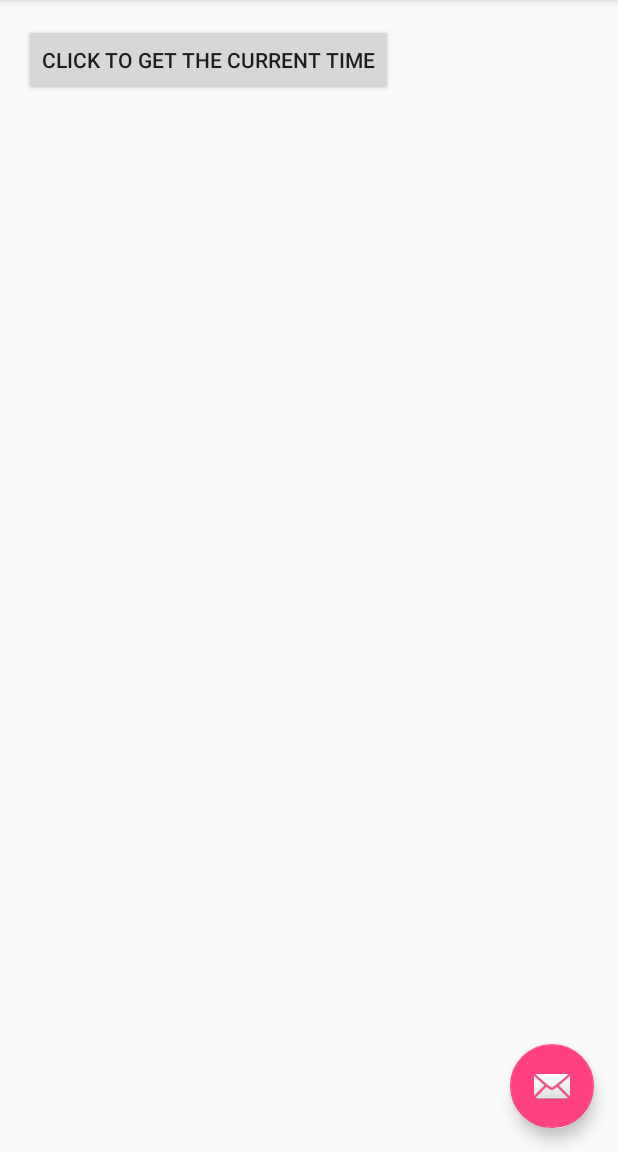
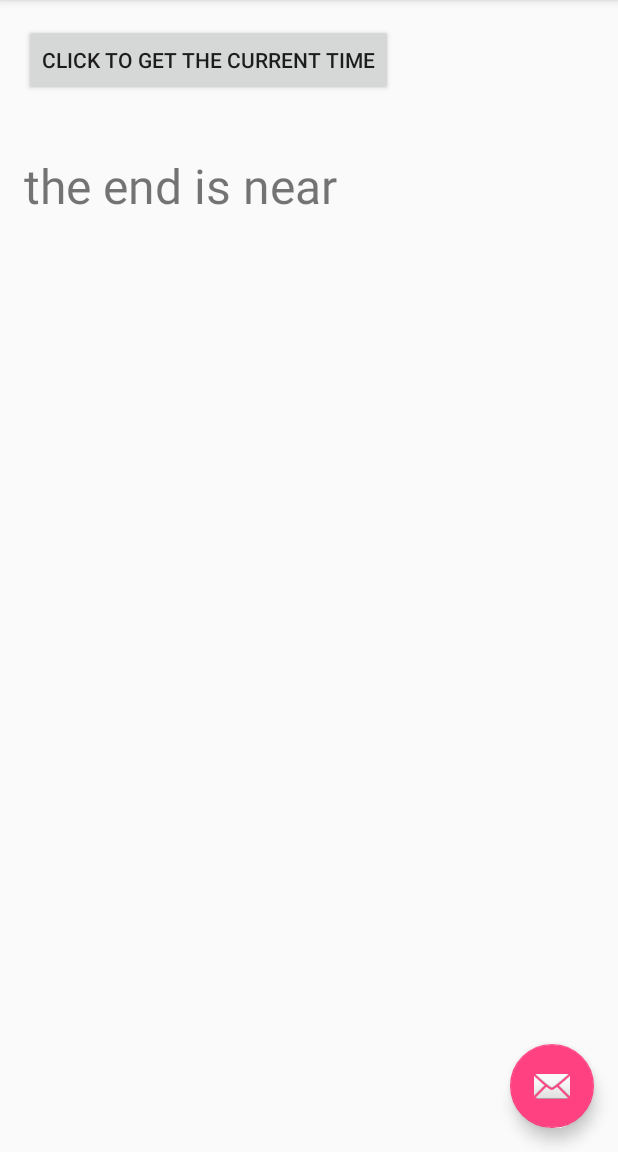
Before and after one commit to hpeffley/CIS282-BasicApp2.2, an Android app: the screen it shows after launch (MainActivity), on a phone screen of 412 x 824 dp, the part 84-1236 px from its top. Run offline under Robolectric (Android 15) with nearby library versions, the phone set to English and light mode, and no system bars.

Commit message:
this is a message. added string variables

```diff
--- a/app/src/main/res/layout/content_main.xml
+++ b/app/src/main/res/layout/content_main.xml
@@ -21,7 +21,7 @@
         android:id="@+id/btnGetTime" />
 
     <TextView
-        android:text=""
+        android:text="@string/text_view_Message"
         android:layout_width="match_parent"
         android:layout_height="wrap_content"
         android:layout_below="@+id/btnGetTime"
--- a/app/src/main/res/values/strings.xml
+++ b/app/src/main/res/values/strings.xml
@@ -1,4 +1,5 @@
 <resources>
     <string name="app_name">Test2</string>
     <string name="action_settings">Settings</string>
+    <string name="text_view_Message">the end is near</string>
 </resources>
```
